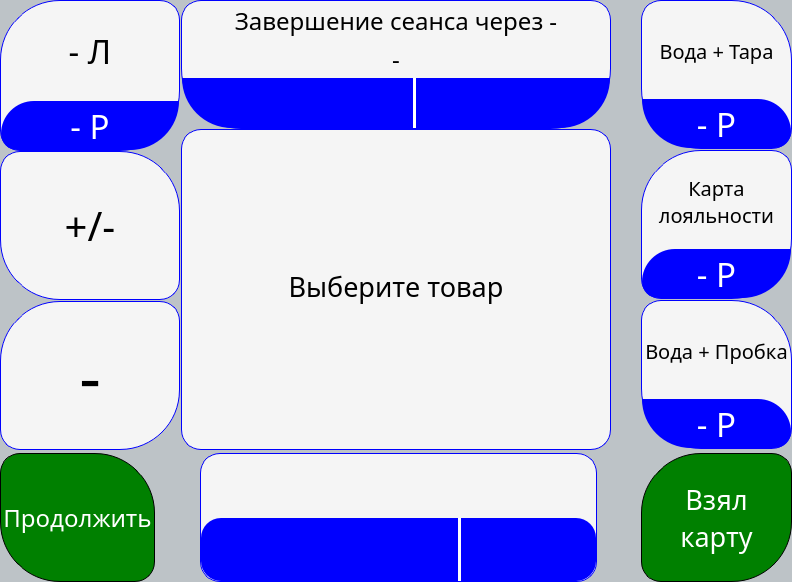
Above: services/gui/resources/ui_interface/buy_window.ui from dmitriymikryukov/vodobox-pro before the change. Below: the same form after it.
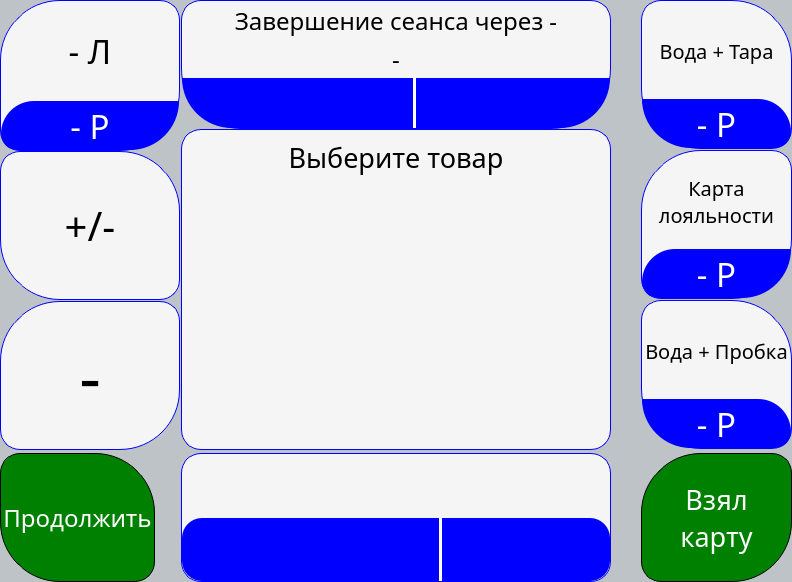
That is the form after the change. The open tabs and pages were chosen to show the change. Icons and pictures are not drawn.

Commit message: testing buy window

The edit to the form file:
```diff
--- a/services/gui/resources/ui_interface/buy_window.ui
+++ b/services/gui/resources/ui_interface/buy_window.ui
@@ -618,19 +618,6 @@
            </layout>
           </widget>
          </item>
-         <item>
-          <spacer name="horizontalSpacer_4">
-           <property name="orientation">
-            <enum>Qt::Horizontal</enum>
-           </property>
-           <property name="sizeHint" stdset="0">
-            <size>
-             <width>40</width>
-             <height>20</height>
-            </size>
-           </property>
-          </spacer>
-         </item>
          <item>
           <widget class="QFrame" name="frame_12">
            <property name="sizePolicy">
@@ -947,19 +934,6 @@
            </layout>
           </widget>
          </item>
-         <item>
-          <spacer name="horizontalSpacer_3">
-           <property name="orientation">
-            <enum>Qt::Horizontal</enum>
-           </property>
-           <property name="sizeHint" stdset="0">
-            <size>
-             <width>40</width>
-             <height>20</height>
-            </size>
-           </property>
-          </spacer>
-         </item>
          <item alignment="Qt::AlignRight">
           <widget class="QFrame" name="frame_20">
            <property name="maximumSize">
@@ -2836,6 +2810,12 @@
                                  <property name="orientation">
                                   <enum>Qt::Vertical</enum>
                                  </property>
+                                 <property name="sizeHint" stdset="0">
+                                  <size>
+                                   <width>0</width>
+                                   <height>0</height>
+                                  </size>
+                                 </property>
                                 </spacer>
                                </item>
                               </layout>
```
Left out of the diff: 2 changed lines with no effect on the pictures. The commit also changes 1 other file.
